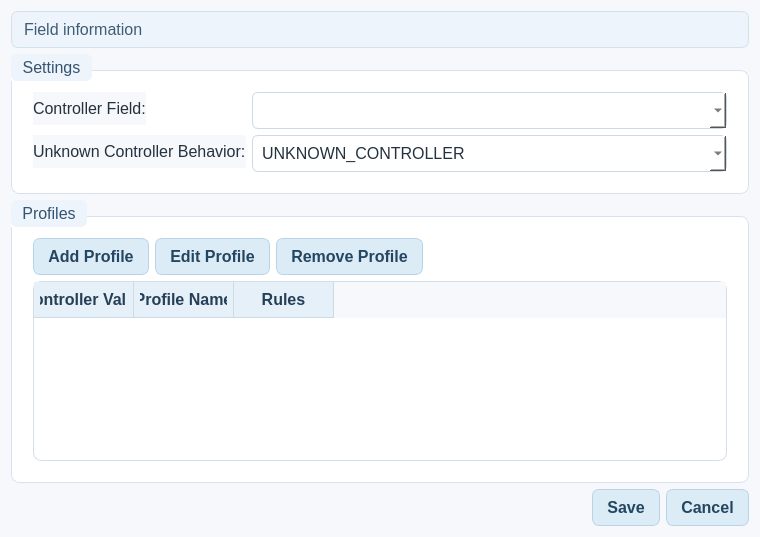
This is forms/ConditionalBitfieldDecoderDialog.ui in rohityaduvxnshi/pcapfile as Qt 5 draws it before an edit. The edited form follows.
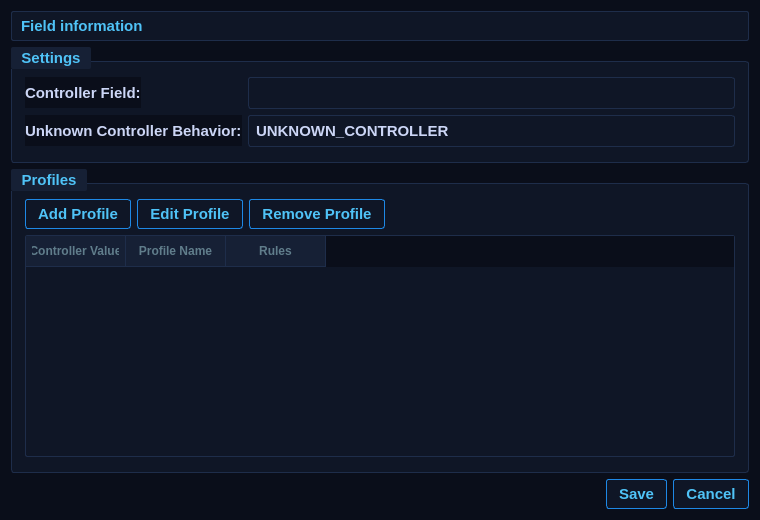
This is the edited form.

```diff
--- a/forms/ConditionalBitfieldDecoderDialog.ui
+++ b/forms/ConditionalBitfieldDecoderDialog.ui
@@ -4,7 +4,7 @@
  <widget class="QDialog" name="ConditionalBitfieldDecoderDialog">
   <property name="geometry"><rect><x>0</x><y>0</y><width>760</width><height>520</height></rect></property>
   <property name="windowTitle"><string>Conditional Bitfield Decoder</string></property>
-  <property name="styleSheet"><string>QWidget{font-family:&quot;Segoe UI&quot;,&quot;Noto Sans&quot;,Arial;font-size:12pt;color:#24313f;background-color:#f6f8fb;}QDialog{background-color:#f6f8fb;}QGroupBox{background-color:#ffffff;border:1px solid #d8e2ee;border-radius:8px;margin-top:16px;padding:12px;}QGroupBox::title{subcontrol-origin:margin;subcontrol-position:top left;padding:4px 9px;color:#36536f;background-color:#edf4fb;border-radius:6px;font-weight:600;}QComboBox{background-color:#ffffff;border:1px solid #cbd8e6;border-radius:6px;padding:7px 9px;}QPushButton{background-color:#dcecf7;border:1px solid #b8d3e7;border-radius:7px;padding:8px 14px;color:#244660;font-weight:600;}QPushButton:hover{background-color:#cfe4f3;}QTableWidget{background-color:#ffffff;alternate-background-color:#f3f8fc;gridline-color:#d7e2ed;border:1px solid #d4dee9;border-radius:8px;selection-background-color:#c8def0;selection-color:#162536;}QHeaderView::section{background-color:#e6f0f8;color:#263f56;border:0px;border-right:1px solid #cddae7;border-bottom:1px solid #cddae7;padding:6px;font-weight:600;}QLabel#lblInfo{color:#3f5d76;background-color:#edf4fb;border:1px solid #d3e1ee;border-radius:7px;padding:8px;}</string></property>
+  <property name="styleSheet"><string>QWidget{font-family:&quot;Bahnschrift&quot;,&quot;Arial Narrow&quot;,Arial;font-size:11pt;font-weight:600;color:#ccd6f6;background-color:#0a0e1a;}QDialog{background-color:#0a0e1a;}QGroupBox{background-color:#0f1626;border:1px solid #1e2d4a;border-radius:3px;margin-top:14px;padding:6px 4px;}QGroupBox::title{subcontrol-origin:margin;subcontrol-position:top left;padding:2px 8px;color:#4fc3f7;background-color:#162035;border-radius:2px;font-weight:700;}QComboBox{background-color:#0f1626;border:1px solid #1e2d4a;border-radius:3px;padding:5px 7px;color:#ccd6f6;selection-background-color:#1c3a6e;}QComboBox:focus{border:1px solid #1e88e5;}QComboBox::drop-down{border:none;}QPushButton{background-color:#0f1626;border:1px solid #1e88e5;border-radius:3px;padding:5px 12px;color:#4fc3f7;font-weight:700;}QPushButton:hover{background-color:#1c3a6e;color:#ffffff;}QPushButton:pressed{background-color:#1565c0;}QTableWidget{background-color:#0f1626;alternate-background-color:#0c1220;gridline-color:#1a2540;border:1px solid #1e2d4a;border-radius:2px;selection-background-color:#1c3a6e;selection-color:#e8f0fe;}QHeaderView::section{background-color:#162035;color:#607d8b;border:0px;border-right:1px solid #1e2d4a;border-bottom:1px solid #1e2d4a;padding:4px 6px;font-weight:700;font-size:9pt;}QScrollBar:vertical{background:#0a0e1a;width:6px;border-radius:3px;}QScrollBar::handle:vertical{background:#1e2d4a;border-radius:3px;}QScrollBar::handle:vertical:hover{background:#1e88e5;}QScrollBar::add-line,QScrollBar::sub-line{width:0;height:0;}QLabel#lblInfo{color:#4fc3f7;background-color:#0f1626;border:1px solid #1e2d4a;border-radius:2px;padding:5px;}</string></property>
   <layout class="QVBoxLayout" name="mainLayout">
    <item><widget class="QLabel" name="lblInfo"><property name="text"><string>Field information</string></property><property name="wordWrap"><bool>true</bool></property></widget></item>
    <item>
```
